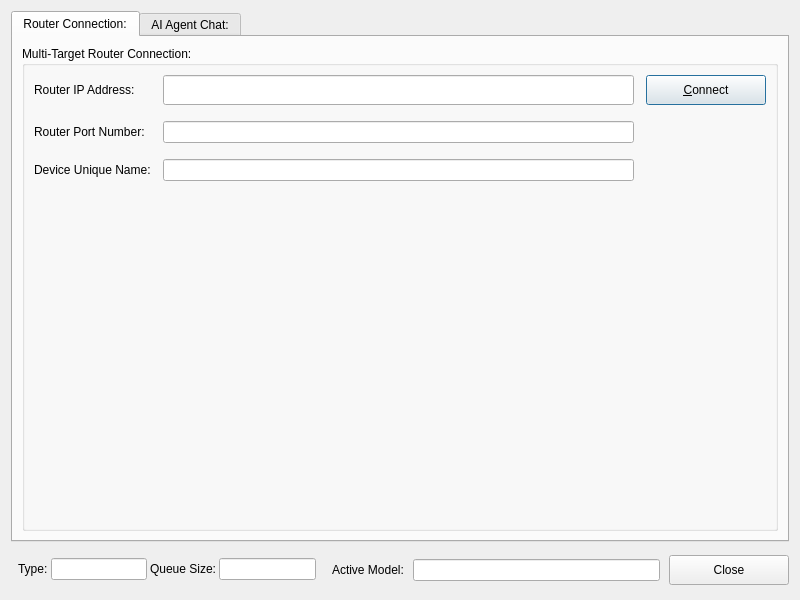
This is apps/multiedge/edgedevice/ui/edgedevice.ui in aregtech/areg-edgeai as Qt 5 draws it before an edit. The edited form follows.
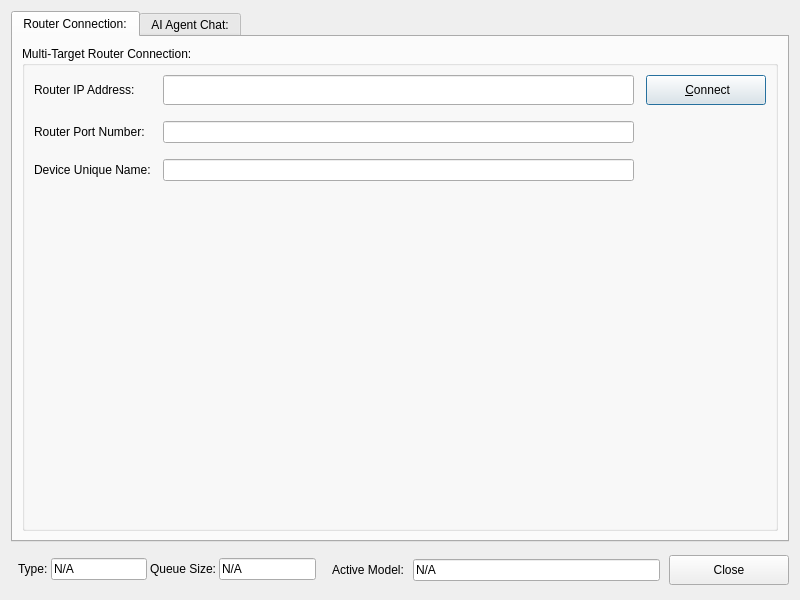
This is the edited form. The open tabs and pages were chosen to show the change. Icons and pictures are not drawn.

The edit to the form file:
```diff
--- a/apps/multiedge/edgedevice/ui/edgedevice.ui
+++ b/apps/multiedge/edgedevice/ui/edgedevice.ui
@@ -148,7 +148,7 @@
              </size>
             </property>
             <property name="text">
-             <string>&amp;Connect</string>
+             <string> &amp;Connect</string>
             </property>
             <property name="icon">
              <iconset theme="network-wireless"/>
@@ -443,6 +443,9 @@
         </item>
         <item>
          <widget class="QLineEdit" name="TxtAgentType">
+          <property name="text">
+           <string>N/A</string>
+          </property>
           <property name="readOnly">
            <bool>true</bool>
           </property>
@@ -457,6 +460,9 @@
         </item>
         <item>
          <widget class="QLineEdit" name="TxtQueueSize">
+          <property name="text">
+           <string>N/A</string>
+          </property>
           <property name="readOnly">
            <bool>true</bool>
           </property>
@@ -473,7 +479,14 @@
       </widget>
      </item>
      <item>
-      <widget class="QLineEdit" name="TxtActiveModel"/>
+      <widget class="QLineEdit" name="TxtActiveModel">
+       <property name="text">
+        <string>N/A</string>
+       </property>
+       <property name="readOnly">
+        <bool>true</bool>
+       </property>
+      </widget>
      </item>
      <item>
       <widget class="QPushButton" name="BtnClose">
```
Left out of the diff: 2 changed lines with no effect on the pictures.
